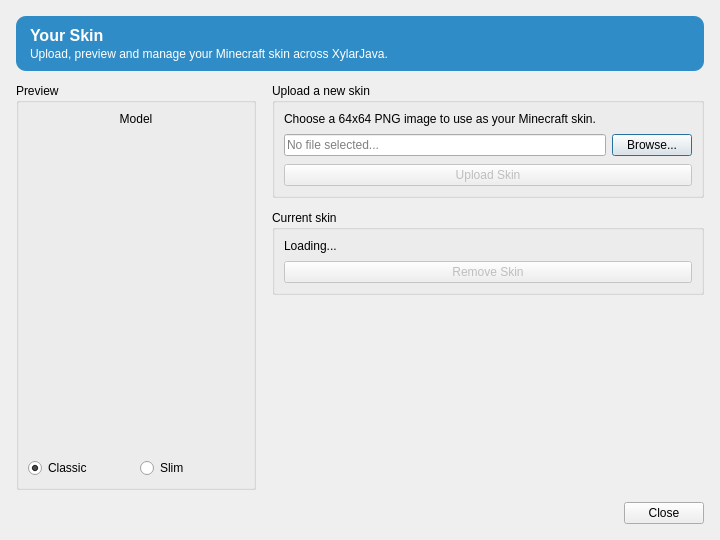
First picture: the form in launcher/ui/dialogs/skins/XylarSkinsPage.ui, repository XylarJava/XylarJava, before the edit.
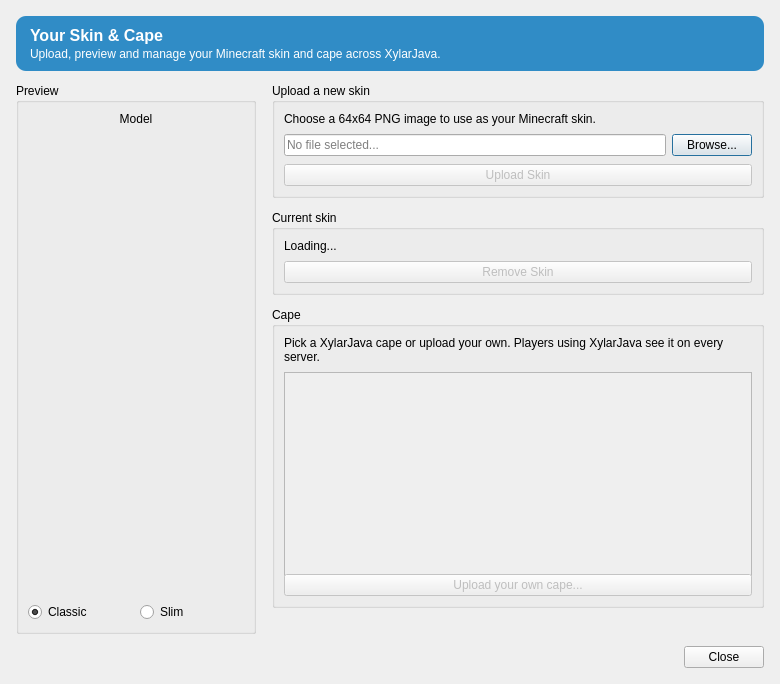
Second picture: the form after the edit.

Commit message:
Skins & Capes: six XylarJava capes or your own, in the launcher and in game
Servers: the addresses that lead to this computer (playit.gg, public IP,
Wi-Fi IP, and the IPs in the console) stay hidden until Show addresses.

The edit to the form file:
```diff
--- a/launcher/ui/dialogs/skins/XylarSkinsPage.ui
+++ b/launcher/ui/dialogs/skins/XylarSkinsPage.ui
@@ -6,8 +6,8 @@
    <rect>
     <x>0</x>
     <y>0</y>
-    <width>720</width>
-    <height>540</height>
+    <width>780</width>
+    <height>660</height>
    </rect>
   </property>
   <property name="windowTitle">
@@ -57,7 +57,7 @@
          <string notr="true">color: palette(highlighted-text); font-size: 16px; font-weight: bold;</string>
         </property>
         <property name="text">
-         <string>Your Skin</string>
+         <string>Your Skin &amp; Cape</string>
         </property>
        </widget>
       </item>
@@ -67,7 +67,7 @@
          <string notr="true">color: palette(highlighted-text);</string>
         </property>
         <property name="text">
-         <string>Upload, preview and manage your Minecraft skin across XylarJava.</string>
+         <string>Upload, preview and manage your Minecraft skin and cape across XylarJava.</string>
         </property>
         <property name="wordWrap">
          <bool>true</bool>
@@ -249,6 +249,60 @@
          </layout>
         </widget>
        </item>
+       <item>
+        <widget class="QGroupBox" name="capesGroupBox">
+         <property name="title">
+          <string>Cape</string>
+         </property>
+         <layout class="QVBoxLayout" name="capesGroupLayout">
+          <property name="spacing">
+           <number>8</number>
+          </property>
+          <item>
+           <widget class="QLabel" name="capeInfoLabel">
+            <property name="text">
+             <string>Pick a XylarJava cape or upload your own. Players using XylarJava see it on every server.</string>
+            </property>
+            <property name="wordWrap">
+             <bool>true</bool>
+            </property>
+           </widget>
+          </item>
+          <item>
+           <widget class="QListWidget" name="capeList">
+            <property name="enabled">
+             <bool>false</bool>
+            </property>
+            <property name="minimumSize">
+             <size>
+              <width>0</width>
+              <height>208</height>
+             </size>
+            </property>
+            <property name="verticalScrollBarPolicy">
+             <enum>Qt::ScrollBarAsNeeded</enum>
+            </property>
+            <property name="horizontalScrollBarPolicy">
+             <enum>Qt::ScrollBarAlwaysOff</enum>
+            </property>
+           </widget>
+          </item>
+          <item>
+           <widget class="QPushButton" name="uploadCapeBtn">
+            <property name="enabled">
+             <bool>false</bool>
+            </property>
+            <property name="text">
+             <string>Upload your own cape...</string>
+            </property>
+            <property name="toolTip">
+             <string>A 64x32 PNG (or 128x64, 256x128, up to 2048x1024)</string>
+            </property>
+           </widget>
+          </item>
+         </layout>
+        </widget>
+       </item>
        <item>
         <widget class="QLabel" name="statusLabel">
          <property name="text">
```
Left out of the diff: 2 changed lines with no effect on the pictures. The commit also changes 17 other files.
